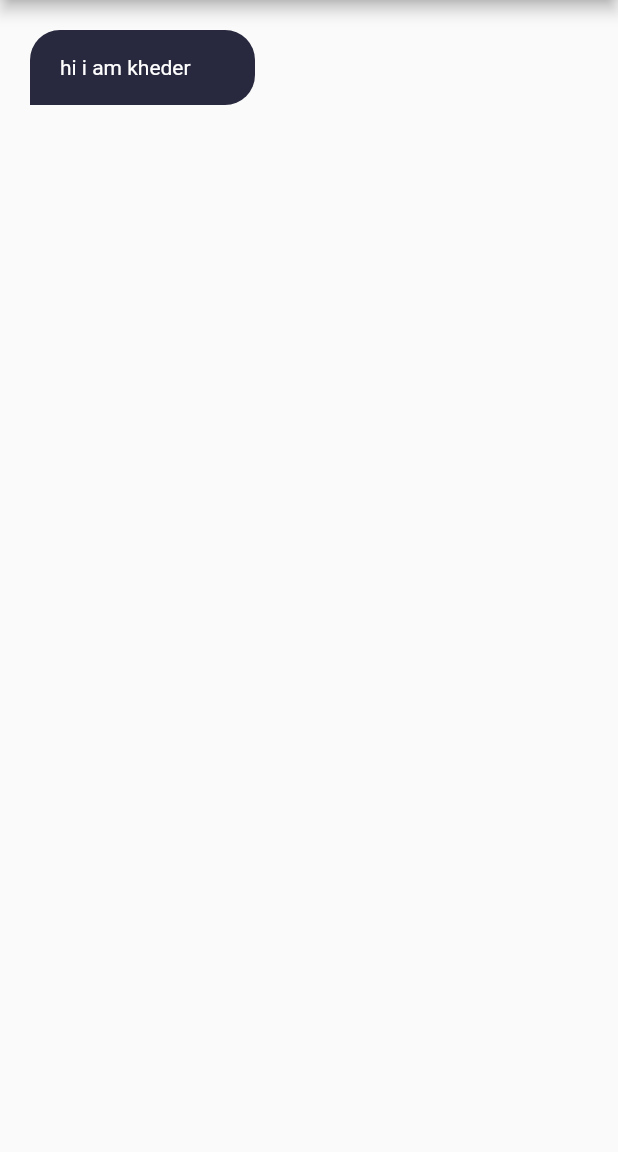
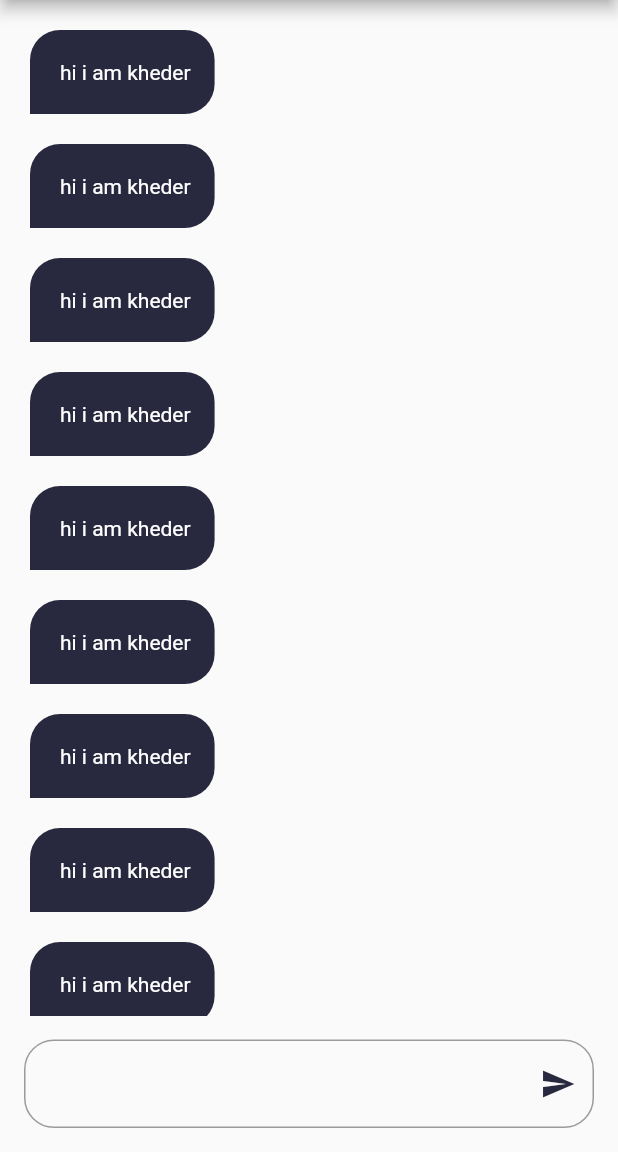
Before and after one commit to khaderhash/MYchatapp, a Flutter app: the Chatpage screen opened by its route, on a phone screen of 412 x 824 dp, the part 84-1236 px from its top. Run offline on Flutter 3.47's test engine with Material 2 defaults, Android fonts, the phone set to English and light mode, and no system bars; our stand-ins replace firebase_auth, firebase_core, modal_progress_hud_nsn; accounts and stored records are empty.

Commit message:
'adddetals'

```diff
--- a/lib/components/message.dart
+++ b/lib/components/message.dart
@@ -7,21 +7,20 @@ class messagebuble extends StatelessWidget {
 
   @override
   Widget build(BuildContext context) {
-    return Container(
-      // color: Colors.red,
-      height: 50,
-      alignment: Alignment.centerLeft,
-      width: 150,
-      padding: EdgeInsets.only(left: 20),
-      margin: EdgeInsets.all(20),
+    return Align(
+      alignment: Alignment.bottomLeft,
+      child: Container(
+        padding: EdgeInsets.only(left: 20, bottom: 20, right: 16, top: 20),
+        margin: EdgeInsets.only(top: 20, right: 20, left: 20),
         decoration: BoxDecoration(
-          color: kPrimarycolor,
+            color: kPrimaryth,
             borderRadius: BorderRadius.only(
               topLeft: Radius.circular(20),
               topRight: Radius.circular(20),
               bottomRight: Radius.circular(20),
             )),
         child: Text("hi i am kheder", style: TextStyle(color: Colors.white)),
+      ),
     );
   }
 }
--- a/lib/constants.dart
+++ b/lib/constants.dart
@@ -1,4 +1,6 @@
 import 'package:flutter/material.dart';
 
-const kPrimarycolor = Color(0xff28293F);
+const kPrimaryth = Color(0xff28293F);
+const kPrimarycolor = Color(0xffFFFFFF);
+
 const KPphoto = 'assets/photo/chat_app_logo.png';
--- a/lib/main.dart
+++ b/lib/main.dart
@@ -21,10 +21,10 @@ class Myapp extends StatelessWidget {
     return MaterialApp(
         debugShowCheckedModeBanner: false,
         routes: {
-          'loginPage': (context) => loginpage(),
+          loginpage.id: (context) => loginpage(),
           registerpage.id: (context) => registerpage(),
           Chatpage.id: (context) => Chatpage()
         },
-        initialRoute: 'loginPage');
+        initialRoute: loginpage.id);
   }
 }
--- a/lib/screens/chatpage.dart
+++ b/lib/screens/chatpage.dart
@@ -23,8 +23,27 @@ class Chatpage extends StatelessWidget {
               Text("chat")
             ],
           ),
-          backgroundColor: kPrimarycolor,
+          backgroundColor: kPrimaryth,
         ),
-        body: messagebuble());
+        body: Column(
+          children: [
+            Expanded(
+              child: ListView.builder(
+                itemBuilder: (BuildContext context, int index) {
+                  return messagebuble();
+                },
+              ),
+            ),
+            Padding(
+              padding: const EdgeInsets.all(16.0),
+              child: TextField(
+                decoration: InputDecoration(
+                    suffixIcon: Icon(Icons.send, color: kPrimaryth),
+                    border: OutlineInputBorder(
+                        borderRadius: BorderRadius.circular(20))),
+              ),
+            )
+          ],
+        ));
   }
 }
--- a/pubspec.yaml
+++ b/pubspec.yaml
@@ -38,6 +38,7 @@ dependencies:
   firebase_core: ^2.24.2
   firebase_auth: ^4.16.0
   modal_progress_hud_nsn: ^0.5.1
+  cloud_firestore: ^4.14.0
 
 dev_dependencies:
   flutter_test:
```
Also changed, not shown: pubspec.lock. Lines whose indentation alone changed are shown as unchanged.
